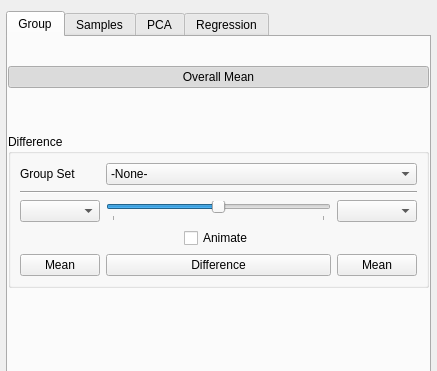
Old version of the form Studio/src/Application/Analysis/AnalysisTool.ui in the repository SCIInstitute/ShapeWorks; both pictures show x 0 to 437 and y 0 to 371 of the 437 by 730 pixel window.
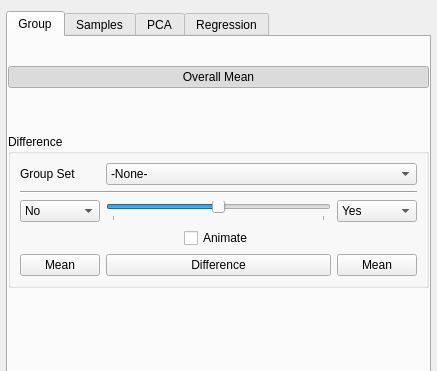
New version of the form. Custom widgets are drawn as their Qt base class.

Commit message: Fix for case when mean mesh isn't ready.

```diff
--- a/Studio/src/Application/Analysis/AnalysisTool.ui
+++ b/Studio/src/Application/Analysis/AnalysisTool.ui
@@ -427,7 +427,13 @@
            </widget>
           </item>
           <item row="2" column="0">
-           <widget class="QComboBox" name="group_box_3"/>
+           <widget class="QComboBox" name="group_box_3">
+            <item>
+             <property name="text">
+              <string>No</string>
+             </property>
+            </item>
+           </widget>
           </item>
           <item row="4" column="1">
            <widget class="QPushButton" name="difference_button">
@@ -538,7 +544,13 @@
            </widget>
           </item>
           <item row="2" column="2">
-           <widget class="QComboBox" name="group_box_4"/>
+           <widget class="QComboBox" name="group_box_4">
+            <item>
+             <property name="text">
+              <string>Yes</string>
+             </property>
+            </item>
+           </widget>
           </item>
           <item row="1" column="0" colspan="3">
            <widget class="Line" name="line">
```
Left out of the diff: 9 changed lines with no effect on the pictures. The commit also changes 2 other files.
